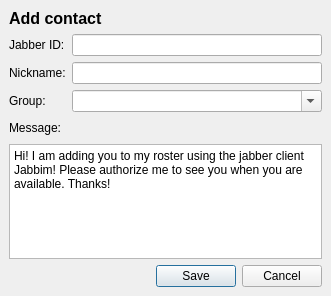
Above: widgets/addcontact.ui from xmpp-graveyard/jabbim before the change. Below: the same form after it.
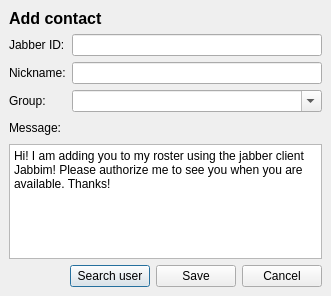
That is the form after the change.

Diff of the .ui file:
```diff
--- a/widgets/addcontact.ui
+++ b/widgets/addcontact.ui
@@ -50,6 +50,13 @@
        </property>
       </spacer>
      </item>
+     <item>
+      <widget class="QPushButton" name="search" >
+       <property name="text" >
+        <string>Search user</string>
+       </property>
+      </widget>
+     </item>
      <item>
       <widget class="QPushButton" name="save" >
        <property name="text" >
```
